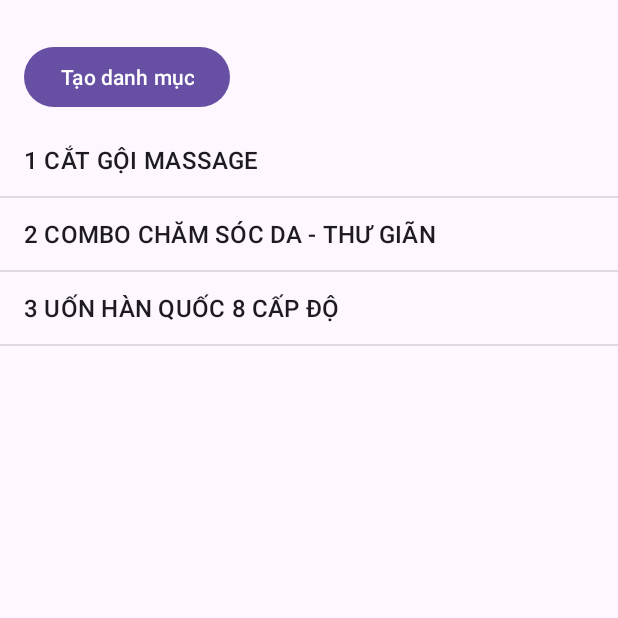
After one commit to michaelhung123/BarberShop, an Android app: the IndexCategoryActivity screen opened directly, with no data from a screen before it, on a phone screen of 412 x 824 dp, the top half of it. The commit adds this screen. Run offline under Robolectric (Android 15) with nearby library versions, the phone set to English and light mode, and no system bars; Roboto replaces fonts that are not available here.

Commit message:
update category and service

```diff
--- a/app/src/main/java/com/example/barbershop/Domain/Category.java
+++ b/app/src/main/java/com/example/barbershop/Domain/Category.java
@@ -60,6 +60,6 @@ public class Category {
     @NonNull
     @Override
     public String toString() {
-        return Integer.toString(id);
+        return Integer.toString(getId()) + " " + getName();
     }
 }
--- a/app/src/main/java/com/example/barbershop/Module/DatabaseHelper.java
+++ b/app/src/main/java/com/example/barbershop/Module/DatabaseHelper.java
@@ -42,28 +42,37 @@ public class DatabaseHelper extends SQLiteOpenHelper {
     public static final String SERVICES_TABLE = "SERVICES";
     public static final String COLUMN_SERVICE_ID = "ID";
     public static final String COLUMN_SERVICE_NAME = "NAME";
+
+    public static  final String COLUMN_SERVICE_PRICE = "PRICE";
+    public static  final String COLUMN_SERVICE_DESCRIPTION = "DESCRIPTION";
+    public static  final String COLUMN_SERVICE_FILE = "FILE";
     public static final String COLUMN_SERVICE_CATEGORY_ID = "CATEGORY_ID";
 
     public DatabaseHelper(@Nullable Context context) {
-        super(context, "barber.db", null, 12);
+        super(context, "barber.db", null, 13);
     }
 
     //this is called the first time a database is accessed. There should be code in here to create a new database
     @Override
     public void onCreate(SQLiteDatabase db) {
         createAccountTable(db);
+
         createRoleTable(db);
+
         createCategoriesTable(db);
+        insertCategoriesTable(db);
         createServicesTable(db);
+        insertServicesTable(db);
     }
 
     //this is called if the database version number changes, It prevents previous users app from breaking when you change the database design
     @Override
     public void onUpgrade(SQLiteDatabase db, int oldVersion, int newVersion) {
         // Xóa bảng cũ
-//        db.execSQL("DROP TABLE IF EXISTS " + ACCOUNT_TABLE);
-//        db.execSQL("DROP TABLE IF EXISTS " + ROLE_TABLE);
-//        db.execSQL("DROP TABLE IF EXISTS " + CATEGORIES_TABLE);
+        db.execSQL("DROP TABLE IF EXISTS " + ACCOUNT_TABLE);
+        db.execSQL("DROP TABLE IF EXISTS " + ROLE_TABLE);
+        db.execSQL("DROP TABLE IF EXISTS " + CATEGORIES_TABLE);
+        db.execSQL("DROP TABLE IF EXISTS " + SERVICES_TABLE);
         // Tạo lại bảng mới với cấu trúc đã cập nhật
         onCreate(db);
     }
@@ -98,12 +107,47 @@ public class DatabaseHelper extends SQLiteOpenHelper {
         db.execSQL(createTableCategories);
     }
 
+    public void  insertCategoriesTable(SQLiteDatabase db) {
+        String sql = "";
+        sql = "INSERT INTO " + CATEGORIES_TABLE + " VALUES (null, 'CẮT GỘI MASSAGE', '', '')";
+        db.execSQL(sql);
+        sql = "INSERT INTO " + CATEGORIES_TABLE + " VALUES (null, 'COMBO CHĂM SÓC DA - THƯ GIÃN', '', '')";
+        db.execSQL(sql);
+        sql = "INSERT INTO " + CATEGORIES_TABLE + " VALUES (null, 'UỐN HÀN QUỐC 8 CẤP ĐỘ', '', '')";
+        db.execSQL(sql);
+    }
+
     public void createServicesTable(SQLiteDatabase db) {
         String createTableServices = "CREATE TABLE IF NOT EXISTS " + SERVICES_TABLE + " (" + COLUMN_SERVICE_ID + " INTEGER PRIMARY KEY AUTOINCREMENT, " +
                 COLUMN_SERVICE_NAME + " TEXT, " +
+                COLUMN_SERVICE_PRICE + " TEXT, " +
+                COLUMN_SERVICE_DESCRIPTION + " TEXT, " +
+                COLUMN_SERVICE_FILE + " TEXT, " +
                 COLUMN_SERVICE_CATEGORY_ID + " INTEGER REFERENCES " + CATEGORIES_TABLE + "("+ COLUMN_CATEGORY_ID + "))";
 
         db.execSQL(createTableServices);
+    }
+
+    public void insertServicesTable(SQLiteDatabase db) {
+        String sql = "";
+        sql = "INSERT INTO " + SERVICES_TABLE + " VALUES (null, 'Cắt gội 10 bước', 120000, '', '', 1)";
+        db.execSQL(sql);
+        sql = "INSERT INTO " + SERVICES_TABLE + " VALUES (null, 'Combo cắt gội và massage đá nóng VIP', 370000, '', '', 1)";
+        db.execSQL(sql);
+        sql = "INSERT INTO " + SERVICES_TABLE + " VALUES (null, 'Combo cắt gội VIP (all dịch vụ chăm sóc)', 270000, '', '', 1)";
+        db.execSQL(sql);
+        sql = "INSERT INTO " + SERVICES_TABLE + " VALUES (null, 'Chăm sóc da cấp thiết UltraWhite', 50000, '', '', 2)";
+        db.execSQL(sql);
+        sql = "INSERT INTO " + SERVICES_TABLE + " VALUES (null, 'Massage cổ, vai, gáy bạc hà cam ngọt', 45000, '', '', 2)";
+        db.execSQL(sql);
+        sql = "INSERT INTO " + SERVICES_TABLE + " VALUES (null, 'Combo lấy ráy tai VIP', 70000, '', '', 2)";
+        db.execSQL(sql);
+        sql = "INSERT INTO " + SERVICES_TABLE + " VALUES (null, 'Uốn cao cấp Hàn Quốc', 399000, '', '', 3)";
+        db.execSQL(sql);
+        sql = "INSERT INTO " + SERVICES_TABLE + " VALUES (null, 'Uốn định hình Ivy Star 2023', 599000, '', '', 3)";
+        db.execSQL(sql);
+        sql = "INSERT INTO " + SERVICES_TABLE + " VALUES (null, 'Uốn tiêu chuẩn', 319000, '', '', 3)";
+        db.execSQL(sql);
     }
 
     public boolean addOne(Account account) {
--- /dev/null
+++ b/app/src/main/res/layout/index_categories.xml
@@ -0,0 +1,29 @@
+<?xml version="1.0" encoding="utf-8"?>
+<androidx.constraintlayout.widget.ConstraintLayout xmlns:android="http://schemas.android.com/apk/res/android"
+    xmlns:app="http://schemas.android.com/apk/res-auto"
+    xmlns:tools="http://schemas.android.com/tools"
+    android:layout_width="match_parent"
+    android:layout_height="match_parent">
+
+    <Button
+        android:id="@+id/btnCreateCategory"
+        android:layout_width="wrap_content"
+        android:layout_height="wrap_content"
+        android:layout_marginStart="16dp"
+        android:layout_marginTop="27dp"
+        android:layout_marginBottom="7dp"
+        android:text="Tạo danh mục"
+        app:layout_constraintBottom_toTopOf="@+id/lvCategories"
+        app:layout_constraintStart_toStartOf="parent"
+        app:layout_constraintTop_toTopOf="parent" />
+
+    <ListView
+        android:id="@+id/lvCategories"
+        android:layout_width="0dp"
+        android:layout_height="0dp"
+        android:layout_marginBottom="261dp"
+        app:layout_constraintBottom_toBottomOf="parent"
+        app:layout_constraintEnd_toEndOf="parent"
+        app:layout_constraintStart_toStartOf="parent"
+        app:layout_constraintTop_toBottomOf="@+id/btnCreateCategory" />
+</androidx.constraintlayout.widget.ConstraintLayout>
```
Also changed, not shown: app/src/main/AndroidManifest.xml (+9 -1 lines), app/src/main/java/com/example/barbershop/CategoryActivity.java (deleted, +0 -49 lines), app/src/main/java/com/example/barbershop/CreateServiceActivity.java (renamed from app/src/main/java/com/example/barbershop/ServiceActivity.java, +7 -9 lines), app/src/main/java/com/example/barbershop/Domain/Service.java (+11 -3 lines), app/src/main/java/com/example/barbershop/IndexCategoryActivity.java (added, +152 -0 lines), app/src/main/java/com/example/barbershop/Module/CategoryDataSource.java (+17 -1 lines), app/src/main/res/layout/create_category.xml (deleted, +0 -80 lines), app/src/main/res/layout/dialog_create_category.xml (added, +33 -0 lines), app/src/main/res/layout/dialog_update_category.xml (added, +35 -0 lines).
